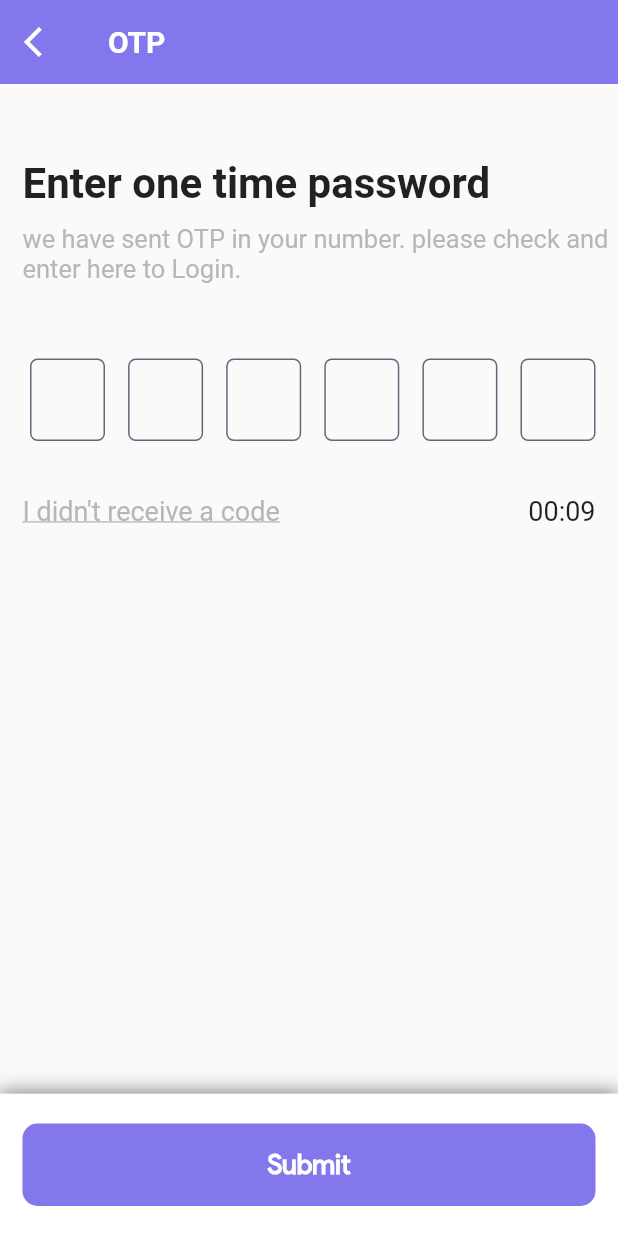
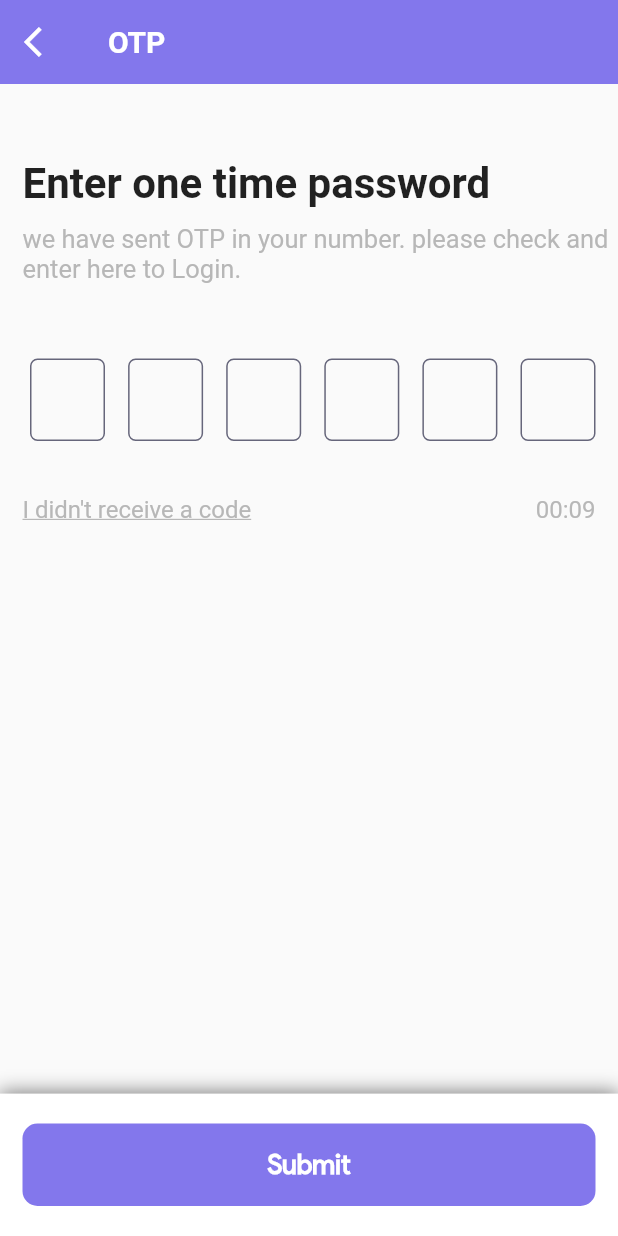
Before and after one commit to com8member2/Curegal-Cunsaltant, a Flutter app: the SendOTP screen opened directly with empty values, on a phone screen of 412 x 824 dp. Run offline on Flutter 3.47's test engine with Material 2 defaults, Android fonts, the phone set to English and light mode, and no system bars; drawn by our look-alikes of pin_code_fields; our stand-ins replace cached_network_image, country_picker, dotted_border, file_picker, flutter_easyloading, flutter_hooks and 7 more; accounts and stored records are empty; generated files the repository leaves out were written again; network calls fail.

Commit message:
working on bug fix

```diff
--- a/assets/l10n/intl_en.arb
+++ b/assets/l10n/intl_en.arb
@@ -114,5 +114,7 @@
   "state" : "State",
   "city" : "City",
   "consulting_price" : "Consulting Price",
-  "consulting_price_hint" : "Enter Consulting Price"
+  "consulting_price_hint" : "Enter Consulting Price",
+  "family_member" : "Family Member",
+  "save" : "Save"
 }
--- a/lib/main.dart
+++ b/lib/main.dart
@@ -29,7 +29,7 @@ class MyApp extends StatelessWidget {
       title: 'Flutter Demo',
       localizationsDelegates: AppLocalizations.localizationsDelegates,
       supportedLocales: AppLocalizations.supportedLocales,
-      initialRoute: AppRoutes.homeScreen,
+      initialRoute: AppRoutes.loginScreen,
       routes: AppRoutes.routes,
     );
   }
--- a/lib/screens/account/presentation/consultation_type.dart
+++ b/lib/screens/account/presentation/consultation_type.dart
@@ -83,6 +83,7 @@ class ConsultationType extends HookWidget {
                                 onChanged: (value) async {
                                   radioValue.value = value!;
                                   if(type['title'] == tr(context).doctor){
+
                                     var res = await Constants.supabaseClient.
                                         from('consultation_category')
                                         .select("name")
--- a/lib/screens/authentication/Presentation/Widget/Resendotp.dart
+++ b/lib/screens/authentication/Presentation/Widget/Resendotp.dart
@@ -5,55 +5,141 @@ import 'package:flutter_hooks/flutter_hooks.dart';
 import '../../../../consatant/ColorConstant.dart';
 import '../../../../consatant/Constants.dart';
 import '../../../../utility/utility.dart';
+import 'package:flutter/material.dart';
+import 'package:flutter_hooks/flutter_hooks.dart';
 
+import 'dart:async';
+import 'package:flutter/material.dart';
+import 'package:flutter_hooks/flutter_hooks.dart';
+
+import 'dart:async';
+import 'package:flutter/material.dart';
+import 'package:flutter_hooks/flutter_hooks.dart';
 
 class ResendOTPTimerWidget extends HookWidget {
 
   final String phoneNumber;
-
   const ResendOTPTimerWidget({ required this.phoneNumber});
-
   @override
   Widget build(BuildContext context) {
 
-    final timerDuration = Duration(seconds: 10);
-    final isTimerActive = useState(true);
-    final timeRemaining = useState(timerDuration);
+    final timerValue = useState(10);
+    final timerRunning = useState(false);
+
+    void startTimer() {
+      if (!timerRunning.value) {
+        timerRunning.value = true;
+        timerValue.value = 10;
+
+        Timer.periodic(Duration(seconds: 1), (Timer timer) {
+          if (timerValue.value > 0) {
+            timerValue.value--;
+          } else {
+            timer.cancel();
+            timerRunning.value = false;
+          }
+        });
+      }
+    }
 
     useEffect(() {
-      final timer = Timer.periodic(Duration(seconds: 1), (_) {
-        if (timeRemaining.value.inSeconds == 0) {
-          isTimerActive.value = false;
-        } else {
-          timeRemaining.value = timeRemaining.value - Duration(seconds: 1);
-        }
-      });
-      return timer.cancel;
+      startTimer();
+      return () {
+        // Cleanup function
+      };
     }, []);
 
-    final remainingTimeFormatted = useMemoized(() {
-      final remainingSeconds = timeRemaining.value.inSeconds % 60;
-      final remainingMinutes = timeRemaining.value.inMinutes;
-      final formattedSeconds =
-      remainingSeconds < 10 ? '0$remainingSeconds' : '$remainingSeconds';
-      final formattedMinutes =
-      remainingMinutes < 10 ? '0$remainingMinutes' : '$remainingMinutes';
-      return '$formattedMinutes:$formattedSeconds';
-    }, [timeRemaining.value]);
 
-    return Row(
-      children: [
-        GestureDetector(onTap: () async {
-          if(!isTimerActive.value){
-            await Constants.supabaseClient.auth.signInWithOtp(phone: phoneNumber).then((value) {
-              isTimerActive.value = true;
-            },);
-          }
-        },child: Text(tr(context).resend_otp,style: TextStyle(color: !isTimerActive.value ?CustomColor.rxtBlue:CustomColor.txtGray,fontSize: 18,decoration: TextDecoration.underline))),
-        Spacer(),
-        Text("${remainingTimeFormatted}",style: TextStyle(fontSize: 18),),
-       // if (!isTimerActive.value)
-      ],
+    String formatTime(int time) {
+      final minutes = (time ~/ 60).toString().padLeft(2, '0');
+      final seconds = (time % 60).toString().padLeft(2, '0');
+      return '$minutes:$seconds';
+    }
+
+    return Center(
+      child: GestureDetector(
+          onTap: () async {
+            if(timerValue.value == 0){
+              startTimer();
+              await Constants.supabaseClient.auth.signInWithOtp(phone: phoneNumber);
+            }
+          },
+          child: Row(children: [
+            AnimatedDefaultTextStyle(
+              style: TextStyle(
+                  color: timerValue.value == 0 ?  CustomColor.rxtBlue : CustomColor.txtGray,
+                  decoration: TextDecoration.underline
+                  ,fontSize: 16
+              ),
+              duration: const Duration(milliseconds: 200),
+              child:  Text(
+                tr(context).resend_otp,
+              ),
+            ),
+            Spacer(),
+            AnimatedDefaultTextStyle(
+              style: TextStyle(
+                  color: timerValue.value == 0 ?  CustomColor.rxtBlue : CustomColor.txtGray,
+                  fontSize: 16
+              ),
+              duration: const Duration(milliseconds: 200),
+              child: Text(
+                '${formatTime(timerValue.value)}',
+              ),
+            ),
+          ],)
+         ),
     );
   }
 }
+
+// class ResendOTPTimerWidget extends HookWidget {
+//
+//   final String phoneNumber;
+//
+//   const ResendOTPTimerWidget({ required this.phoneNumber});
+//
+//   @override
+//   Widget build(BuildContext context) {
+//
+//     final timerDuration = Duration(seconds: 10);
+//     final isTimerActive = useState(true);
+//     final timeRemaining = useState(timerDuration);
+//
+//     useEffect(() {
+//       final timer = Timer.periodic(Duration(seconds: 1), (_) {
+//         if (timeRemaining.value.inSeconds == 0) {
+//           isTimerActive.value = false;
+//         } else {
+//           timeRemaining.value = timeRemaining.value - Duration(seconds: 1);
+//         }
+//       });
+//       return timer.cancel;
+//     }, []);
+//
+//     final remainingTimeFormatted = useMemoized(() {
+//       final remainingSeconds = timeRemaining.value.inSeconds % 60;
+//       final remainingMinutes = timeRemaining.value.inMinutes;
+//       final formattedSeconds =
+//       remainingSeconds < 10 ? '0$remainingSeconds' : '$remainingSeconds';
+//       final formattedMinutes =
+//       remainingMinutes < 10 ? '0$remainingMinutes' : '$remainingMinutes';
+//       return '$formattedMinutes:$formattedSeconds';
+//     }, [timeRemaining.value]);
+//
+//     return Row(
+//       children: [
+//         GestureDetector(onTap: () async {
+//           if(!isTimerActive.value){
+//             await Constants.supabaseClient.auth.signInWithOtp(phone: phoneNumber).then((value) {
+//               isTimerActive.value = true;
+//             },);
+//           }
+//         },child: Text(tr(context).resend_otp,style: TextStyle(color: !isTimerActive.value ?CustomColor.rxtBlue:CustomColor.txtGray,fontSize: 18,decoration: TextDecoration.underline))),
+//         Spacer(),
+//         Text("${remainingTimeFormatted}",style: TextStyle(fontSize: 18),),
+//        // if (!isTimerActive.value)
+//       ],
+//     );
+//   }
+// }
--- a/lib/screens/authentication/Presentation/send_otp.dart
+++ b/lib/screens/authentication/Presentation/send_otp.dart
@@ -3,7 +3,9 @@ import 'package:flutter/cupertino.dart';
 import 'package:flutter/foundation.dart';
 import 'package:flutter/material.dart';
 import 'package:flutter/services.dart';
+import 'package:flutter_easyloading/flutter_easyloading.dart';
 import 'package:flutter_hooks/flutter_hooks.dart';
+import 'package:hooks_riverpod/hooks_riverpod.dart';
 import 'package:pin_code_fields/pin_code_fields.dart';
 import 'package:supabase_flutter/supabase_flutter.dart';
 
@@ -15,12 +17,12 @@ import '../../../shared/custom_button.dart';
 import '../../../shared/shared_small_widgets.dart';
 import '../../../shared/textfield_decoration.dart';
 import '../../../utility/utility.dart';
+import '../Controller/auth_controller.dart';
 import 'Widget/Resendotp.dart';
 
-
-class SendOTP extends HookWidget {
+class SendOTP extends HookConsumerWidget {
   @override
-  Widget build(BuildContext context) {
+  Widget build(BuildContext context, ref) {
     Map args = ModalRoute.of(context)?.settings.arguments as Map;
 
     final String phoneNumber = args['phoneNumber'];
@@ -29,12 +31,12 @@ class SendOTP extends HookWidget {
     var otp = useState("");
     var otpValue = useState('');
     TextEditingController otpController = TextEditingController();
-    useEffect(
-      () {
-        otpController.selection = TextSelection.fromPosition(TextPosition(offset: 0));
-
-      },
-    );
+    // useEffect(
+    //   () {
+    //     otpController.selection = TextSelection.fromPosition(TextPosition(offset: 0));
+    //
+    //   },
+    // );
     return Scaffold(
       appBar: customAppBarH(tr(context).otp, context, CustomColor.primaryPurple, Colors.white, true),
       body: Form(
@@ -83,23 +85,19 @@ class SendOTP extends HookWidget {
                           activeColor: CustomColor.txtGray,
                           inactiveColor: CustomColor.darkGray,
                           selectedColor: CustomColor.black,
+                          errorBorderColor: CustomColor.ratingRed,
                           activeFillColor: Colors.transparent,
                           inactiveFillColor: Colors.transparent,
                           selectedFillColor: Colors.transparent,
                         ),
                         animationDuration: const Duration(milliseconds: 300),
                         backgroundColor: Colors.transparent,
-                        onCompleted: (v) {
-                          if (otp.value.length == 6) {
-                          } else {
-                          }
-                        },
-                        onSubmitted: (value) {
+                        onSubmitted: (value) async {
+                          ref.read(authControllerProvider).submit(otpValue.value, phoneNumber, context);
                         },
                         onChanged: (value) {
                           otpValue.value = value;
                         },
-
                         appContext: context,
                       ),
                     ),
@@ -118,18 +116,11 @@ class SendOTP extends HookWidget {
               alignment: Alignment.bottomCenter,
               child: CommonBottomAlignWidget(
                   setBottomWidget: CustomButton(CustomColor.white, CustomColor.primaryPurple, tr(context).submit, () async {
-                await Constants.supabaseClient.auth.verifyOTP(token: otpValue.value, type: OtpType.sms, phone: phoneNumber).then(
-                  (value) {
-                      Navigator.pushNamed(context, AppRoutes.splashScreen);
-                  },
-                ).onError((error, stackTrace) {
-                  ScaffoldMessenger.of(context).showSnackBar(
-                    SnackBar(
-                      duration: Duration(seconds: 1),
-                      content: Text("Please check otp or resend otp"),
-                    ),
-                  );
-                },);
+                if (formKey.currentState?.validate() ?? false) {
+                  ref.read(authControllerProvider).submit(otpValue.value, phoneNumber, context);
+                } else {
+                  EasyLoading.showInfo("Please check otp or resend otp");
+                }
               }, 10, 1, MediaQuery.of(context).size.width)),
             ),
           ],
--- a/lib/screens/authentication/repository/auth_repository.dart
+++ b/lib/screens/authentication/repository/auth_repository.dart
@@ -8,7 +8,7 @@ final authRepositoryProvider = Provider((_) => AuthRepository());
 
 class AuthRepository {
 
-  checkUser(String phoneNumber) async => await Constants.supabaseClient.rpc('checkuserstatus', params: {'phone': phoneNumber});
+  checkUser(String phoneNumber) async => await Constants.supabaseClient.rpc('checkconsultant', params: {'phone': phoneNumber});
 
   signInWithOtp(String phoneNumber) => Constants.supabaseClient.auth.signInWithOtp(phone: phoneNumber);
 
--- a/lib/shared/custom_button.dart
+++ b/lib/shared/custom_button.dart
@@ -24,7 +24,7 @@ class CustomButton extends StatelessWidget {
           backgroundColor: backgroundColor,
           foregroundColor: color,
           padding: const EdgeInsets.all(16.0),
-          textStyle: const TextStyle(fontSize: 20),
+          textStyle: const TextStyle(fontSize: 16),
         ),
         onPressed: onTap,
         child: Text(
--- a/lib/shared/shared_small_widgets.dart
+++ b/lib/shared/shared_small_widgets.dart
@@ -103,7 +103,7 @@ class TextFieldWithLable extends StatelessWidget {
       Text(text,style: commonTextStyle(context, 14,FontWeight.normal,CustomColor.txtGray),),
       Padding(
         padding: const EdgeInsets.only(top: 8.0),
-        child: SizedBox(width:textfieldWidth,child: TextFormField(controller:controller,decoration: textFieldDecoration(textfieldHinttext, context),)),
+        child: SizedBox(width:textfieldWidth,child: TextFormField(controller:controller,decoration: textFieldDecorationForProfile(textfieldHinttext, context),)),
       )
     ],);
   }
```
Also changed, not shown: lib/screens/account/presentation/consultant_profile.dart (+60 -6 lines), lib/screens/authentication/Controller/auth_controller.dart (+23 -14 lines), lib/screens/authentication/Presentation/login_screen.dart (+6 -3 lines), lib/screens/splash_screen.dart (+5 -4 lines), lib/shared/textfield_decoration.dart (+16 -0 lines), 1 other file.
